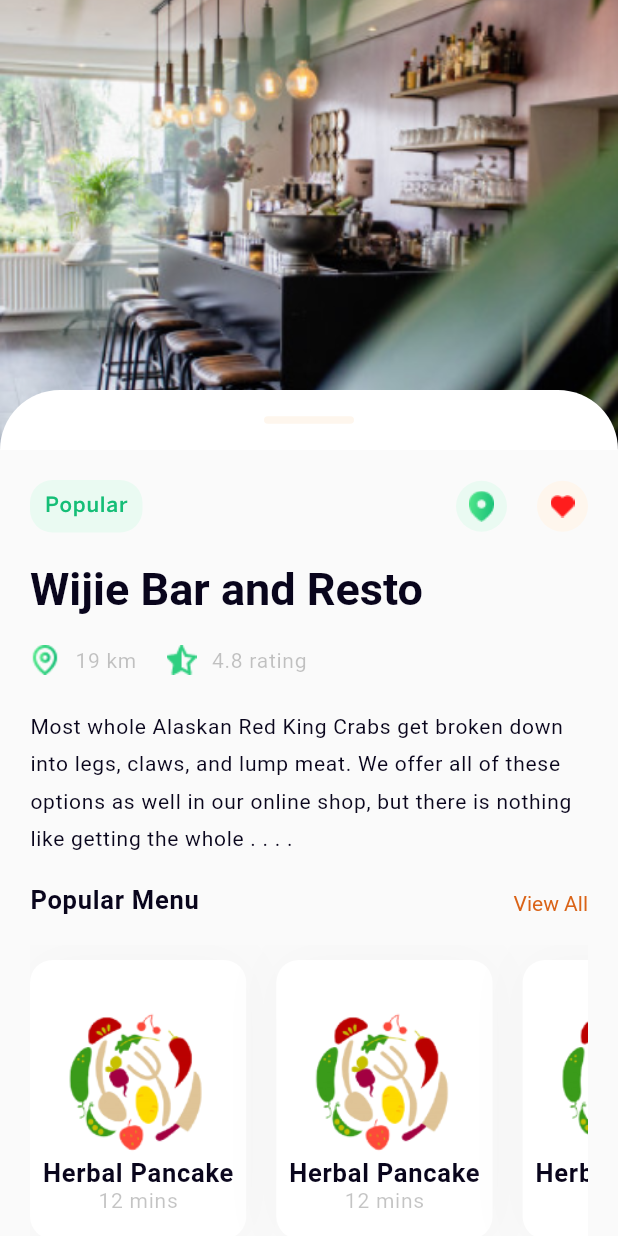
After one commit to Nghinguyenhuu/delivery_food, a Flutter app: the RestaurantDetail screen opened directly, on a phone screen of 412 x 824 dp. The commit adds this screen. Run offline on Flutter 3.47's test engine with Material 2 defaults, Android fonts, the phone set to English and light mode, and no system bars; our stand-ins replace font_awesome_flutter, image_picker, simple_gradient_text, sliver_tools; Roboto replaces fonts that are missing (BentonSan Bold).

Commit message:
update - 12/8

```diff
--- /dev/null
+++ b/delivery_food/lib/authenticated/details/restaurant_detail.dart
@@ -0,0 +1,72 @@
+import 'package:delivery_food/authenticated/details/widgets/distance_rating.dart';
+import 'package:delivery_food/authenticated/details/widgets/navigation.dart';
+import 'package:delivery_food/authenticated/details/widgets/popular_menu.dart';
+import 'package:delivery_food/components/reusable_card.dart';
+import 'package:delivery_food/constans/app_colors.dart';
+import 'package:delivery_food/constans/app_stype.dart';
+import 'package:flutter/material.dart';
+
+class RestaurantDetail extends StatelessWidget {
+  const RestaurantDetail({Key? key}) : super(key: key);
+
+  @override
+  Widget build(BuildContext context) {
+    return Scaffold(
+      body: CustomScrollView(
+        slivers: [
+          SliverAppBar(
+            automaticallyImplyLeading: false,
+            pinned: true,
+            expandedHeight: 300,
+            flexibleSpace: FlexibleSpaceBar(
+                background: Image.asset(
+              'assets/images/PhotoRestaurant.png',
+              width: double.maxFinite,
+              fit: BoxFit.cover,
+            )),
+            bottom: PreferredSize(
+                preferredSize: const Size.fromHeight(0),
+                child: Container(
+                  height: 40,
+                  decoration: const BoxDecoration(
+                      color: Colors.white,
+                      borderRadius: BorderRadius.only(
+                          topLeft: Radius.circular(40.0),
+                          topRight: Radius.circular(40.0))),
+                  child: Center(
+                      child: Container(
+                    height: 5,
+                    width: 60,
+                    decoration: BoxDecoration(
+                        color: AppColors.lightpink,
+                        borderRadius: BorderRadius.circular(5)),
+                  )),
+                )),
+          ),
+          SliverToBoxAdapter(
+            child: Padding(
+              padding: const EdgeInsets.symmetric(horizontal: 20),
+              child: Column(
+                mainAxisAlignment: MainAxisAlignment.center,
+                crossAxisAlignment: CrossAxisAlignment.start,
+                children: const <Widget>[
+                  Navigation(),
+                  Text(
+                    'Wijie Bar and Resto',
+                    style: kTitleStyle,
+                  ),
+                  DistanceAndRating(),
+                  Text(
+                    'Most whole Alaskan Red King Crabs get broken down into legs, claws, and lump meat. We offer all of these options as well in our online shop, but there is nothing like getting the whole . . . .',
+                    style: kTextSubTitle,
+                  ),
+                  PopularMenu()
+                ],
+              ),
+            ),
+          )
+        ],
+      ),
+    );
+  }
+}
--- /dev/null
+++ b/delivery_food/lib/authenticated/details/widgets/details_button.dart
@@ -0,0 +1,22 @@
+
+import 'package:flutter/material.dart';
+
+class DetailsButton extends StatelessWidget {
+  final Widget icon;
+  final Color color;
+  const DetailsButton({Key? key, required this.icon, required this.color}) : super(key: key);
+
+  @override
+  Widget build(BuildContext context) {
+    return GestureDetector(
+      onTap: () {},
+      child: Container(
+        height: 34,
+        width: 34,
+        decoration: BoxDecoration(
+            color: color, shape: BoxShape.circle),
+        child: icon,
+      ),
+    );
+  }
+}
--- /dev/null
+++ b/delivery_food/lib/authenticated/details/widgets/distance_rating.dart
@@ -0,0 +1,32 @@
+import 'package:delivery_food/constans/app_stype.dart';
+import 'package:flutter/cupertino.dart';
+
+class DistanceAndRating extends StatelessWidget {
+  const DistanceAndRating({Key? key}) : super(key: key);
+
+  @override
+  Widget build(BuildContext context) {
+    return Padding(
+      padding: const EdgeInsets.symmetric(vertical: 20),
+      child: Row(
+        children: [
+          Row(
+            children: [
+              Image.asset('assets/icons/mappin.png'),
+              const SizedBox(width: 10,),
+              Text('19 km',style: kHintInputStyle,)
+            ],
+          ),
+          const SizedBox(width: 20,),
+          Row(
+            children: [
+              Image.asset('assets/icons/halfStar.png'),
+              const SizedBox(width: 10,),
+              Text('4.8 rating',style: kHintInputStyle,)
+            ],
+          ),
+        ],
+      ),
+    );
+  }
+}
--- /dev/null
+++ b/delivery_food/lib/authenticated/details/widgets/navigation.dart
@@ -0,0 +1,54 @@
+import 'package:delivery_food/authenticated/details/widgets/details_button.dart';
+import 'package:delivery_food/constans/app_colors.dart';
+import 'package:flutter/cupertino.dart';
+import 'package:flutter/material.dart';
+
+class Navigation extends StatelessWidget {
+  const Navigation({Key? key}) : super(key: key);
+
+  @override
+  Widget build(BuildContext context) {
+    return Padding(
+      padding: const EdgeInsets.symmetric(vertical: 20),
+      child: Row(
+        mainAxisAlignment: MainAxisAlignment.spaceBetween,
+        children: [
+          Container(
+            width: 75,
+            height: 35,
+            decoration: BoxDecoration(
+                color: AppColors.lightgreen,
+                borderRadius: BorderRadius.circular(15)),
+            child: const Center(
+                child: Text(
+              'Popular',
+              style: TextStyle(
+                  color: AppColors.appLinerColorEnd,
+                  fontFamily: 'BentonSans Medium',
+                  letterSpacing: 0.5,
+                  fontSize: 14),
+            )),
+          ),
+          Row(
+            children: [
+              DetailsButton(
+                icon: Image.asset(
+                  'assets/icons/Shape.png',
+                ),
+                color: AppColors.lightgreen,
+              ),
+              const SizedBox(
+                width: 20,
+              ),
+              DetailsButton(
+                  icon: Image.asset(
+                    'assets/icons/Heart.png',
+                  ),
+                  color: AppColors.lightpink)
+            ],
+          )
+        ],
+      ),
+    );
+  }
+}
--- /dev/null
+++ b/delivery_food/lib/authenticated/details/widgets/popular_menu.dart
@@ -0,0 +1,69 @@
+import 'package:delivery_food/components/reusable_card.dart';
+import 'package:delivery_food/constans/app_colors.dart';
+import 'package:delivery_food/constans/app_stype.dart';
+import 'package:delivery_food/data/data_source/home_data.dart';
+import 'package:delivery_food/data/model/restaurant.dart';
+import 'package:flutter/cupertino.dart';
+
+class PopularMenu extends StatelessWidget {
+  const PopularMenu({Key? key}) : super(key: key);
+
+  @override
+  Widget build(BuildContext context) {
+    List<Restaurant> restaurants = allRestaurant;
+    return Column(
+      children: [
+        Padding(
+          padding: const EdgeInsets.symmetric(vertical: 20),
+          child: Row(
+            mainAxisAlignment: MainAxisAlignment.spaceBetween,
+            crossAxisAlignment: CrossAxisAlignment.end,
+            children: [
+              const Text(
+                'Popular Menu',
+                style: kHomeSubjectStyle,
+              ),
+              GestureDetector(
+                onTap: () {},
+                child: const Text(
+                  'View All',
+                  style: TextStyle(color: AppColors.orange),
+                ),
+              )
+            ],
+          ),
+        ),
+        SizedBox(
+          height: MediaQuery.of(context).size.height * 0.25,
+          child: ListView.builder(
+            scrollDirection: Axis.horizontal,
+            itemBuilder: (context, index) {
+              return Padding(
+                padding: const EdgeInsets.only(right: 20),
+                child: ReusableCard(
+                    cardChild: SizedBox(
+                  width: MediaQuery.of(context).size.width * 0.35,
+                  child: Column(
+                    mainAxisAlignment: MainAxisAlignment.center,
+                    children: [
+                      Image.asset(restaurants[index].assetImage),
+                      Text(
+                        restaurants[index].name,
+                        style: kHomeSubjectStyle,
+                      ),
+                      Text(
+                        '${restaurants[index].deliveryTime} mins',
+                        style: kHintInputStyle,
+                      )
+                    ],
+                  ),
+                )),
+              );
+            },
+            itemCount: restaurants.length,
+          ),
+        ),
+      ],
+    );
+  }
+}
--- /dev/null
+++ b/delivery_food/lib/authenticated/details/widgets/testimonials.dart
@@ -0,0 +1,12 @@
+import 'package:flutter/cupertino.dart';
+import 'package:flutter/src/foundation/key.dart';
+import 'package:flutter/src/widgets/framework.dart';
+
+class Testimonials extends StatelessWidget {
+  const Testimonials({Key? key}) : super(key: key);
+
+  @override
+  Widget build(BuildContext context) {
+    return Container();
+  }
+}
--- a/delivery_food/lib/authenticated/screens/home.dart
+++ b/delivery_food/lib/authenticated/screens/home.dart
@@ -1,6 +1,8 @@
+import 'package:delivery_food/authenticated/details/restaurant_detail.dart';
 import 'package:delivery_food/authenticated/screens/filter_screen.dart';
 import 'package:delivery_food/data/data_source/home_data.dart';
 import 'package:delivery_food/data/model/restaurant.dart';
+import 'package:delivery_food/routes/fade_route.dart';
 
 import 'package:flutter/material.dart';
 import 'package:font_awesome_flutter/font_awesome_flutter.dart';
@@ -16,8 +18,9 @@ import 'package:delivery_food/widget/pattern.dart';
 import '../../data/model/menu.dart';
 
 class Home extends StatefulWidget {
-
-  const Home({Key? key,}) : super(key: key);
+  const Home({
+    Key? key,
+  }) : super(key: key);
 
   @override
   State<Home> createState() => _HomeState();
@@ -81,7 +84,7 @@ class _HomeState extends State<Home> {
                           Expanded(
                             child: TextFormField(
                               onChanged: ((value) {
-                                return searchContent(value) ;
+                                return searchContent(value);
                               }),
                               decoration: InputDecoration(
                                   hintText: 'What do you want to order?',
@@ -101,7 +104,11 @@ class _HomeState extends State<Home> {
                       padding: const EdgeInsets.all(5.0),
                       child: IconButton(
                           onPressed: () {
-                            Navigator.push(context, MaterialPageRoute(builder: ((context) => const FilterScreen())));
+                            Navigator.push(
+                                context,
+                                MaterialPageRoute(
+                                    builder: ((context) =>
+                                        const FilterScreen())));
                           },
                           icon: Image.asset('assets/icons/Filter.png')),
                     ))
@@ -118,15 +125,15 @@ class _HomeState extends State<Home> {
     );
   }
 
-  void searchContent(String query){
+  void searchContent(String query) {
     final input = query.toLowerCase();
-    final suggestRestaurant = allRestaurant.where((restaurant){
+    final suggestRestaurant = allRestaurant.where((restaurant) {
       final restaurantName = restaurant.name.toLowerCase();
       return restaurantName.contains(input);
     }).toList();
-    final suggestMenu = allMenu.where((element){
+    final suggestMenu = allMenu.where((element) {
       final menuTitle = element.name.toLowerCase();
-      return menuTitle.contains(input) ;
+      return menuTitle.contains(input);
     }).toList();
     setState(() {
       restaurants = suggestRestaurant;
@@ -179,8 +186,7 @@ class _HomeState extends State<Home> {
   }
 
   buildViewMoreRestaurant() {
-    return MultiSliver(
-      children: [
+    return MultiSliver(children: [
       SliverToBoxAdapter(
         child: Padding(
           padding: const EdgeInsets.symmetric(vertical: 20),
@@ -201,7 +207,7 @@ class _HomeState extends State<Home> {
               SliverChildBuilderDelegate((BuildContext context, int index) {
             return ReusableCard(
                 cardChild: SizedBox(
-              height: 300,
+              height: MediaQuery.of(context).size.width,
               child: Column(
                 mainAxisAlignment: MainAxisAlignment.center,
                 children: [
@@ -317,7 +323,12 @@ class _HomeState extends State<Home> {
           delegate:
               SliverChildBuilderDelegate((BuildContext context, int index) {
             return ReusableCard(
-                cardChild: SizedBox(
+                cardChild: GestureDetector(
+              onTap: () {
+                Navigator.push(
+                    context, CustomPageRoute(child: const RestaurantDetail()));
+              },
+              child: SizedBox(
                 height: 300,
                 child: Column(
                   mainAxisAlignment: MainAxisAlignment.center,
@@ -332,6 +343,7 @@ class _HomeState extends State<Home> {
                       style: kHintInputStyle,
                     )
                   ],
+                ),
               ),
             ));
           }, childCount: 2),
--- a/delivery_food/lib/components/custom_checkbox.dart
+++ b/delivery_food/lib/components/custom_checkbox.dart
@@ -4,7 +4,7 @@ import 'package:flutter/material.dart';
 
 
 class CustomCheckbox extends StatefulWidget {
-  const CustomCheckbox({Key? key}) : super(key: key);
+  const   CustomCheckbox({Key? key}) : super(key: key);
 
   @override
   State<CustomCheckbox> createState() => _CustomCheckboxState();
--- a/delivery_food/lib/constans/app_colors.dart
+++ b/delivery_food/lib/constans/app_colors.dart
@@ -7,6 +7,7 @@ class AppColors {
   static const Color lightorange = Color(0xFFFEF6ED);
   static const Color lightgrey = Color(0xFFF6F6F6);
   static const Color lightgreen = Color(0xFFEAFAF2);
+  static const Color lightpink = Color(0xFFFEF6ED);
 
   static const Color appPrimarycolor = Color(0xFF09051C);
   static const Color appLinerColorStart = Color(0xFF53E88B);
--- a/delivery_food/lib/constans/app_stype.dart
+++ b/delivery_food/lib/constans/app_stype.dart
@@ -34,6 +34,7 @@ const kTextSubTitle = TextStyle(
     color: AppColors.appPrimarycolor,
     fontFamily: 'BentonSan Bold',
     fontSize: 14,
+    height: 1.75,
     fontWeight: FontWeight.w400,
     letterSpacing: 0.5);
 
```
Also changed, not shown: delivery_food/assets/icons/Heart.png (added), delivery_food/assets/icons/Shape.png (added), delivery_food/assets/icons/fullStar.png (added), delivery_food/assets/icons/halfStar.png (added), delivery_food/assets/icons/mappin.png (added), delivery_food/assets/icons/shopping-bag.png (added), delivery_food/assets/images/PhotoRestaurant.png (added), delivery_food/lib/theme/size_theme.dart (added). Lines whose indentation alone changed are shown as unchanged.
